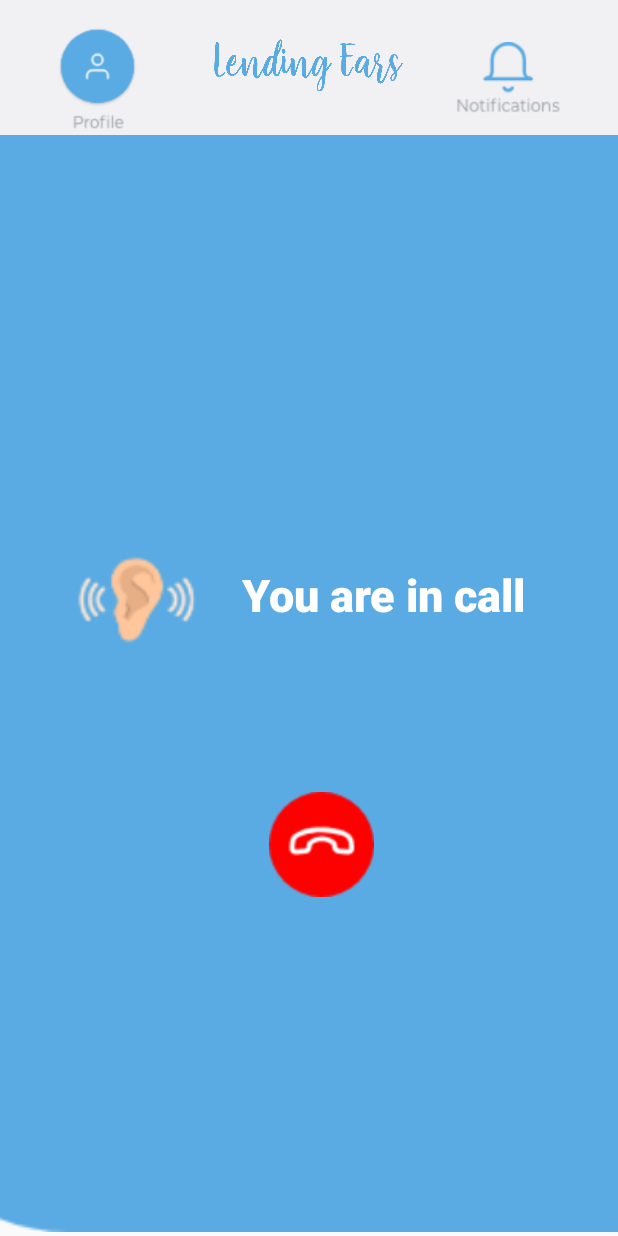
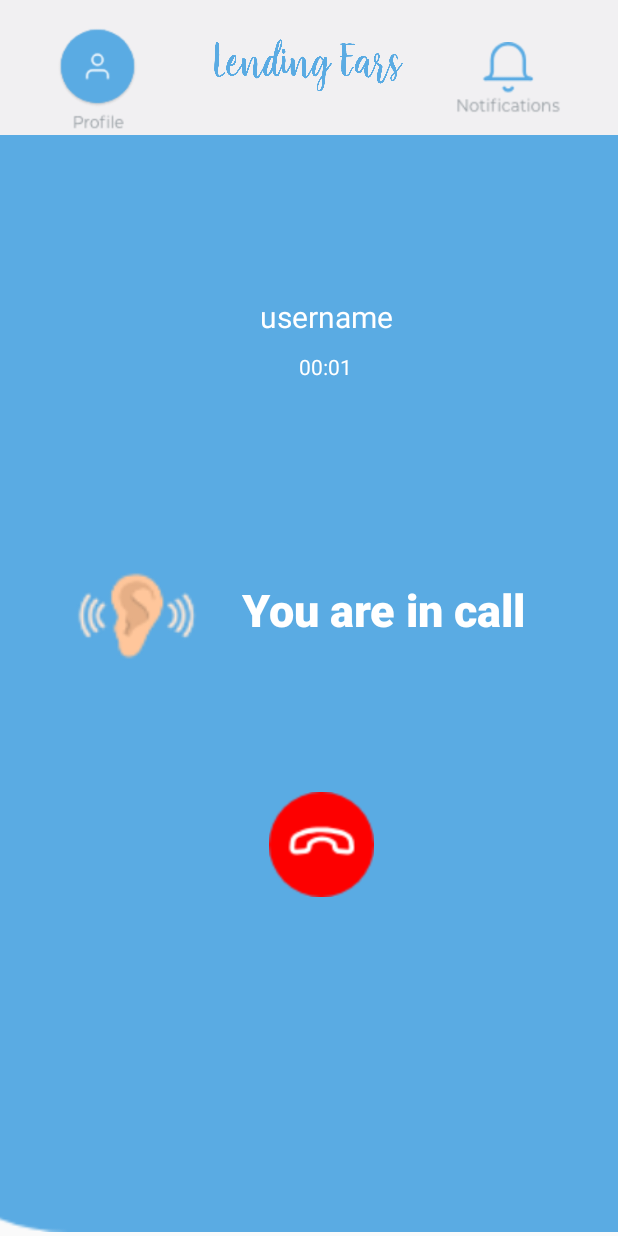
Before and after one commit to ikhsanhabibi/lending-ears, an Android app: the CallingScreenActivity screen opened directly, with no data from a screen before it, on a phone screen of 412 x 824 dp. Run offline under Robolectric (Android 15) with nearby library versions, the phone set to English and light mode, and no system bars.

Commit message:
Add timer Chromometer

```diff
--- a/app/src/main/java/com/example/myapplication/CallingScreenActivity.java
+++ b/app/src/main/java/com/example/myapplication/CallingScreenActivity.java
@@ -2,12 +2,19 @@ package com.example.myapplication;
 
 import android.support.v7.app.AppCompatActivity;
 import android.os.Bundle;
+import android.widget.Chronometer;
 
 public class CallingScreenActivity extends AppCompatActivity {
+
+
+    private Chronometer chronometer2;
 
     @Override
     protected void onCreate(Bundle savedInstanceState) {
         super.onCreate(savedInstanceState);
         setContentView(R.layout.activity_calling_screen);
+
+        chronometer2 = findViewById(R.id.chronometer2);
+        chronometer2.start();
     }
 }
--- a/app/src/main/res/layout/activity_calling_screen.xml
+++ b/app/src/main/res/layout/activity_calling_screen.xml
@@ -80,7 +80,7 @@
         app:layout_constraintHorizontal_bias="0.106"
         app:layout_constraintStart_toStartOf="parent"
         app:layout_constraintTop_toTopOf="parent"
-        app:layout_constraintVertical_bias="0.484" />
+        app:layout_constraintVertical_bias="0.499" />
 
     <TextView
         android:layout_width="250dp"
@@ -96,7 +96,24 @@
         app:layout_constraintHorizontal_bias="0.807"
         app:layout_constraintStart_toStartOf="parent"
         app:layout_constraintTop_toTopOf="parent"
-        app:layout_constraintVertical_bias="0.486" />
+        app:layout_constraintVertical_bias="0.499" />
+
+    <TextView
+        android:layout_width="250dp"
+        android:layout_height="50dp"
+        android:fontFamily="sans-serif"
+        android:scaleType="fitCenter"
+        android:text="username"
+        android:textAlignment="center"
+        android:textColor="#fff"
+        android:textSize="20dp"
+        app:layout_constraintBottom_toBottomOf="parent"
+        app:layout_constraintEnd_toEndOf="parent"
+        app:layout_constraintHorizontal_bias="0.571"
+        app:layout_constraintStart_toStartOf="parent"
+        app:layout_constraintTop_toTopOf="parent"
+        app:layout_constraintVertical_bias="0.255" />
+
 
     <ImageView
         android:layout_width="70dp"
@@ -110,4 +127,24 @@
         app:layout_constraintTop_toTopOf="parent"
         app:layout_constraintVertical_bias="0.7" />
 
+    <android.support.v7.widget.LinearLayoutCompat
+        android:layout_width="50dp"
+        android:layout_height="50dp"
+        android:orientation="vertical"
+        app:layout_constraintBottom_toBottomOf="parent"
+        app:layout_constraintEnd_toEndOf="parent"
+        app:layout_constraintHorizontal_bias="0.551"
+        app:layout_constraintStart_toStartOf="parent"
+        app:layout_constraintTop_toTopOf="parent"
+        app:layout_constraintVertical_bias="0.303">
+
+        <Chronometer
+            android:id="@+id/chronometer2"
+            android:layout_width="wrap_content"
+            android:layout_height="wrap_content"
+            android:textColor="#fff" />
+
+
+    </android.support.v7.widget.LinearLayoutCompat>
+
 </android.support.constraint.ConstraintLayout>
```
